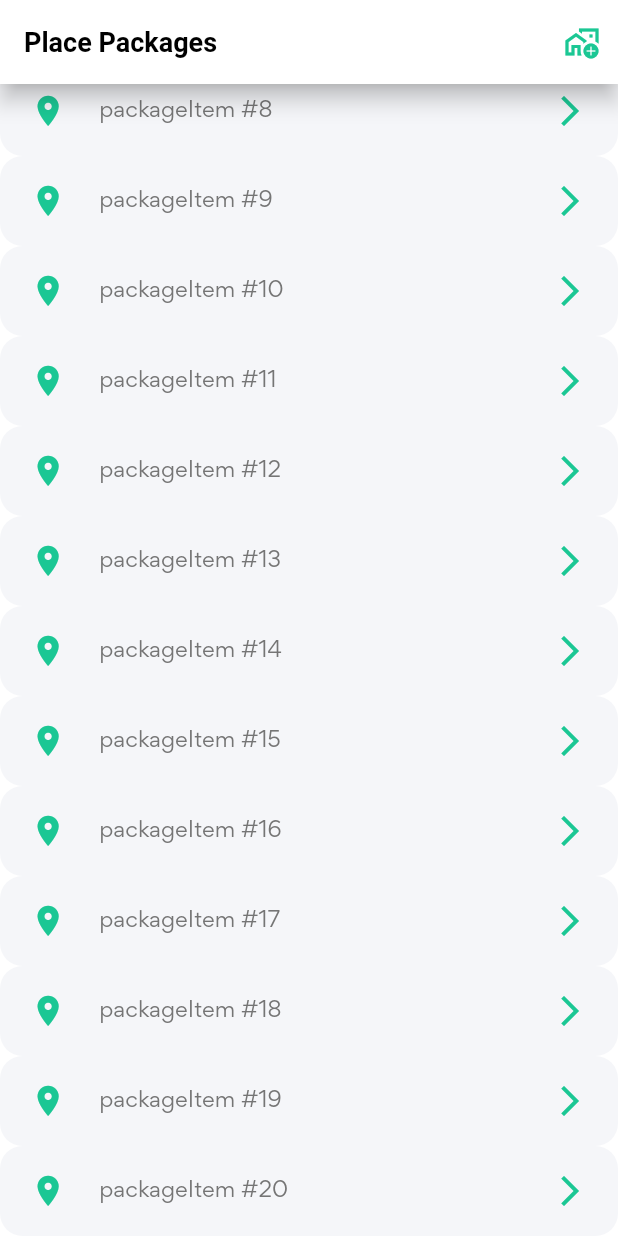
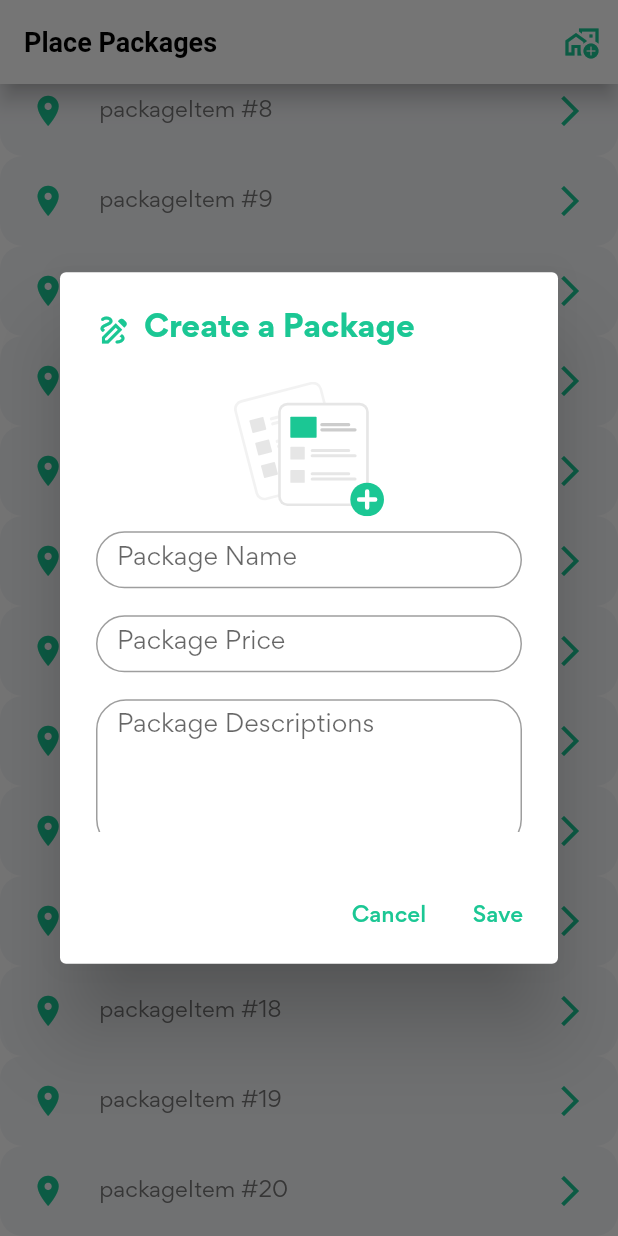
Before and after one commit to izamha/TourAround-1, a Flutter app: the screen it shows once a user with an empty profile is signed in, scrolled down 432 dp, after a tap on the "add home work" icon, on a phone screen of 412 x 824 dp. Run offline on Flutter 3.47's test engine with Material 2 defaults, Android fonts, the light colour scheme and no system bars; our stand-ins replace cloud_firestore, date_field, firebase_auth, firebase_core, firebase_storage, flutter_svg and 10 more; missing offline and left inert: flutter_facebook_auth, flutter_google_places, flutter_polyline_points, google_api_headers, google_maps_webservice, twitter_login; accounts and stored records are empty.

Commit message:
Package model created

```diff
--- a/lib/constants/theme.dart
+++ b/lib/constants/theme.dart
@@ -8,7 +8,7 @@ ThemeData theme(BuildContext context) {
       fontFamily: "Gordita",
       appBarTheme: appBarTheme(context),
       textTheme: textTheme(),
-      inputDecorationTheme: inputDecorationTheme(),
+      // inputDecorationTheme: inputDecorationTheme(),
       visualDensity: VisualDensity.adaptivePlatformDensity);
 }
 
--- /dev/null
+++ b/lib/models/package.dart
@@ -0,0 +1,32 @@
+class Package {
+  int? packageId;
+  final String packageName;
+  final String packagePrice;
+  final String desc;
+  DateTime? createdAt;
+
+  static int _idCounter = 0;
+  static final DateTime _toDay = DateTime.now();
+
+  Package({
+    this.packageId = 0,
+    required this.packageName,
+    required this.packagePrice,
+    required this.desc,
+    this.createdAt,
+  }) {
+    _idCounter++;
+    packageId = _idCounter;
+    createdAt = _toDay;
+  }
+
+  factory Package.fromMap(Map<String, dynamic> map) {
+    return Package(
+      packageId: map['packageId'],
+      packageName: map['packageName'],
+      packagePrice: map['packagePrice'],
+      desc: map['desc'],
+      createdAt: map['createdAt'],
+    );
+  }
+}
--- a/lib/screens/place/packages/packages_screen.dart
+++ b/lib/screens/place/packages/packages_screen.dart
@@ -1,4 +1,5 @@
 import 'package:flutter/material.dart';
+import 'package:flutter_svg/svg.dart';
 import 'package:tour_around/constants/colors.dart';
 import 'package:tour_around/constants/size_config.dart';
 import 'package:tour_around/screens/place/packages/packages_body.dart';
@@ -27,7 +28,11 @@ class _PackagesScreenState extends State<PackagesScreen> {
           IconButton(
             splashRadius: getProportionateScreenHeight(20),
             splashColor: tPrimaryColor,
-            onPressed: () {},
+            onPressed: () => showDialog(
+                context: context,
+                builder: (BuildContext context) {
+                  return AddPackageDialog();
+                }),
             icon: const Icon(
               Icons.add_home_work_outlined,
               color: tPrimaryColor,
@@ -40,3 +45,128 @@ class _PackagesScreenState extends State<PackagesScreen> {
     );
   }
 }
+
+class AddPackageDialog extends StatefulWidget {
+  const AddPackageDialog({super.key});
+
+  @override
+  State<AddPackageDialog> createState() => _AddPackageDialogState();
+}
+
+class _AddPackageDialogState extends State<AddPackageDialog> {
+  @override
+  Widget build(BuildContext context) {
+    return AlertDialog(
+      title: Row(
+        children: const [
+          Icon(
+            Icons.draw_outlined,
+            color: tPrimaryColor,
+          ),
+          SizedBox(
+            width: 8.0,
+          ),
+          Text(
+            "Create a Package",
+            style: TextStyle(
+              color: tPrimaryColor,
+              fontWeight: FontWeight.bold,
+            ),
+          ),
+        ],
+      ),
+      content: SizedBox(
+        width: 400,
+        height: 300,
+        child: SingleChildScrollView(
+          child: Column(
+            children: [
+              SvgPicture.asset(
+                "assets/images/add_package.svg",
+                width: 100,
+              ),
+              const SizedBox(
+                height: 10.0,
+              ),
+              SizedBox(
+                height: 38,
+                child: TextField(
+                  keyboardType: TextInputType.text,
+                  decoration: InputDecoration(
+                    contentPadding: const EdgeInsets.only(left: 14.0),
+                    border: OutlineInputBorder(
+                      borderRadius: BorderRadius.circular(20.0),
+                    ),
+                    hintText: 'Package Name',
+                  ),
+                ),
+              ),
+              const SizedBox(
+                height: 18.0,
+              ),
+              SizedBox(
+                height: 38,
+                child: TextField(
+                  keyboardType: TextInputType.text,
+                  decoration: InputDecoration(
+                    contentPadding: const EdgeInsets.only(left: 14.0),
+                    border: OutlineInputBorder(
+                      borderRadius: BorderRadius.circular(20.0),
+                    ),
+                    hintText: 'Package Price',
+                  ),
+                ),
+              ),
+              const SizedBox(
+                height: 18.0,
+              ),
+              SizedBox(
+                height: 100,
+                child: TextField(
+                  keyboardType: TextInputType.text,
+                  maxLines: 6,
+                  decoration: InputDecoration(
+                    contentPadding:
+                        const EdgeInsets.only(left: 14.0, top: 14.0),
+                    border: OutlineInputBorder(
+                      borderRadius: BorderRadius.circular(20.0),
+                    ),
+                    hintText: 'Package Descriptions',
+                  ),
+                ),
+              ),
+              const SizedBox(
+                height: 10.0,
+              ),
+            ],
+          ),
+        ),
+      ),
+      actions: [
+        TextButton(
+          child: const Text(
+            "Cancel",
+            style: TextStyle(
+              color: tPrimaryColor,
+            ),
+          ),
+          onPressed: () {
+            Navigator.of(context).pop();
+          },
+        ),
+        TextButton(
+          onPressed: () {
+            // Save functionality
+            Navigator.of(context).pop();
+          },
+          child: const Text(
+            "Save",
+            style: TextStyle(
+              color: tPrimaryColor,
+            ),
+          ),
+        )
+      ],
+    );
+  }
+}
```
Also changed, not shown: assets/images/add_package.svg (added).
